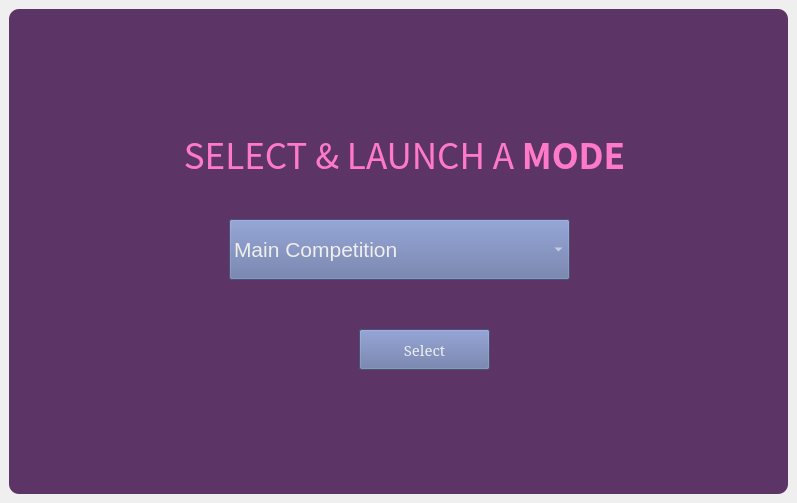
Old version of the form main.ui in the repository Mr-Monwe/extended_gui.
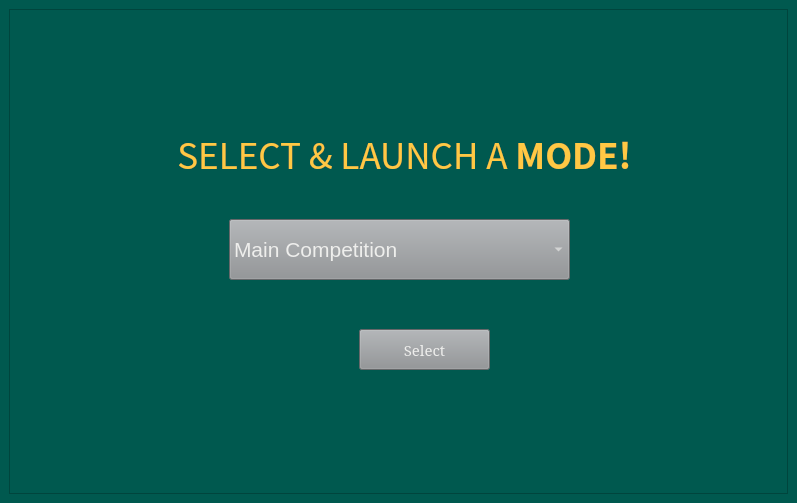
New version of the form.

Patch:
```diff
--- a/main.ui
+++ b/main.ui
@@ -14,7 +14,7 @@
    <string>WSU Robotics Command Center</string>
   </property>
   <property name="styleSheet">
-   <string notr="true">background-color:none;</string>
+   <string notr="true">background-color : rgb(0, 89, 79);</string>
   </property>
   <widget class="QWidget" name="centralwidget">
    <layout class="QVBoxLayout" name="verticalLayout">
@@ -28,9 +28,8 @@
       </property>
       <property name="styleSheet">
        <string notr="true">QFrame{
-	background-color : rgb(92, 53, 102);
-	color : rgb(220, 220, 220);
-	border-radius: 10px;
+	background-color : rgb(0, 89, 79);
+	color : rgb(220, 220, 220); 
 }</string>
       </property>
       <property name="frameShape">
@@ -58,7 +57,7 @@
         <enum>Qt::LeftToRight</enum>
        </property>
        <property name="styleSheet">
-        <string notr="true">background-color: rgb(98, 114, 164);
+        <string notr="true">background-color: rgb(141, 144, 147);
 color: rgb(238, 238, 236); </string>
        </property>
        <property name="currentText">
@@ -121,11 +120,11 @@
         </font>
        </property>
        <property name="styleSheet">
-        <string notr="true">color: rgb(254, 121, 199);
+        <string notr="true">color: rgb(255, 200, 68);
 </string>
        </property>
        <property name="text">
-        <string>SELECT &amp; LAUNCH A &lt;strong&gt;MODE&lt;/strong&gt;</string>
+        <string>&lt;html&gt;&lt;head/&gt;&lt;body&gt;&lt;p&gt;SELECT &amp;amp; LAUNCH A &lt;span style=&quot; font-weight:600;&quot;&gt;MODE!&lt;/span&gt;&lt;/p&gt;&lt;/body&gt;&lt;/html&gt;</string>
        </property>
        <property name="alignment">
         <set>Qt::AlignCenter</set>
@@ -147,7 +146,7 @@
         </font>
        </property>
        <property name="styleSheet">
-        <string notr="true">background-color: rgb(98, 114, 164);
+        <string notr="true">background-color: rgb(141, 144, 147);
 color: rgb(238, 238, 236); </string>
        </property>
        <property name="text">
```
